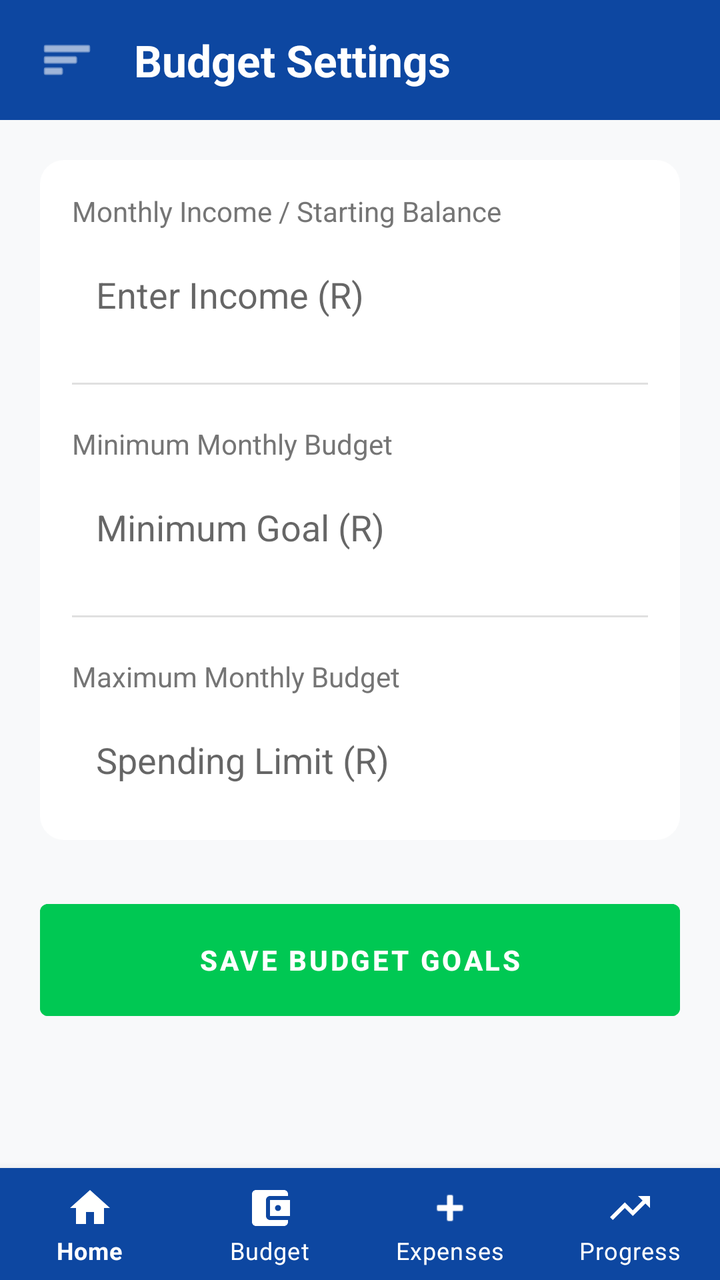
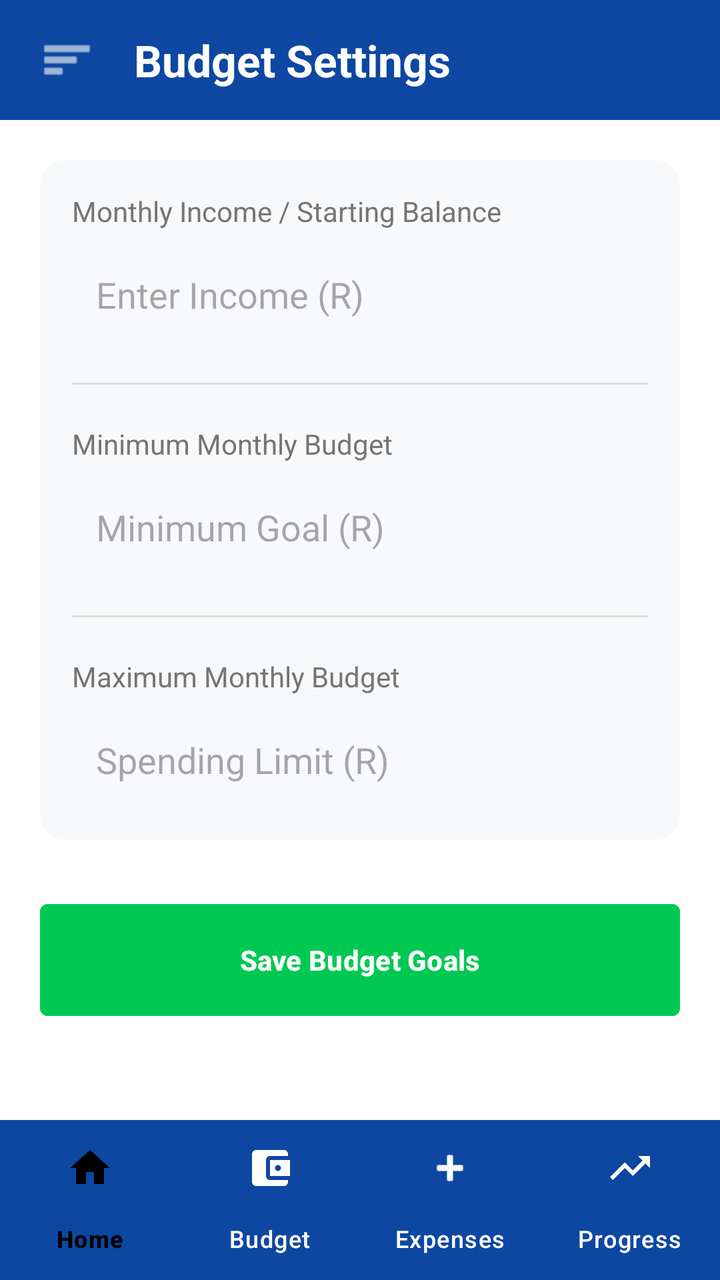

Compare the two renders of this Android layout. The source of the first and the diff that turns it into the second are given below.
<!-- AndroidManifest.xml: application theme Theme.Navigation -->
<!-- res/layout/activity_budget.xml -->
<?xml version="1.0" encoding="utf-8"?>
<androidx.drawerlayout.widget.DrawerLayout xmlns:android="http://schemas.android.com/apk/res/android"
    xmlns:app="http://schemas.android.com/apk/res-auto"
    xmlns:tools="http://schemas.android.com/tools"
    android:id="@+id/drawer_layout"
    android:layout_width="match_parent"
    android:layout_height="match_parent"
    tools:context=".BudgetActivity">

    <LinearLayout
        android:id="@+id/main"
        android:layout_width="match_parent"
        android:layout_height="match_parent"
        android:orientation="vertical"
        android:background="@color/background_gray">

        
        <LinearLayout
            android:layout_width="match_parent"
            android:layout_height="60dp"
            android:orientation="horizontal"
            android:background="@color/primary_blue"
            android:gravity="center_vertical"
            android:paddingHorizontal="16dp">

            <ImageView
                android:id="@+id/btn_menu"
                android:layout_width="35dp"
                android:layout_height="35dp"
                android:src="@android:drawable/ic_menu_sort_by_size"
                app:tint="@color/white"
                android:layout_marginEnd="16dp"
                android:contentDescription="@string/desc_menu"
                android:padding="4dp"
                android:background="?attr/selectableItemBackgroundBorderless"/>

            <TextView
                android:layout_width="0dp"
                android:layout_weight="1"
                android:layout_height="wrap_content"
                android:text="@string/title_budget"
                android:textColor="@color/white"
                android:textSize="22sp"
                android:textStyle="bold" />

        </LinearLayout>

        <ScrollView
            android:layout_width="match_parent"
            android:layout_height="0dp"
            android:layout_weight="1">

            <LinearLayout
                android:layout_width="match_parent"
                android:layout_height="wrap_content"
                android:orientation="vertical"
                android:padding="20dp">

                
                <LinearLayout
                    android:layout_width="match_parent"
                    android:layout_height="wrap_content"
                    android:orientation="vertical"
                    android:padding="16dp"
                    android:background="@drawable/rounded_surface"
                    android:layout_marginBottom="32dp">

                    
                    <TextView
                        android:text="@string/label_monthly_income"
                        android:textColor="@color/text_secondary"
                        android:textSize="14sp"
                        android:layout_width="wrap_content"
                        android:layout_height="wrap_content"
                        android:layout_marginBottom="8dp"/>
                    <EditText
                        android:id="@+id/etPocket"
                        android:layout_width="match_parent"
                        android:layout_height="wrap_content"
                        android:hint="@string/hint_income"
                        android:inputType="numberDecimal"
                        android:background="@color/surface_light"
                        android:padding="12dp"
                        android:autofillHints="none" />

                    <View
                        android:layout_width="match_parent"
                        android:layout_height="1dp"
                        android:background="@color/gray_light"
                        android:layout_marginVertical="20dp"/>

                    
                    <TextView
                        android:text="@string/label_min_budget"
                        android:textColor="@color/text_secondary"
                        android:textSize="14sp"
                        android:layout_width="wrap_content"
                        android:layout_height="wrap_content"
                        android:layout_marginBottom="8dp"/>
                    <EditText
                        android:id="@+id/etMinBudget"
                        android:layout_width="match_parent"
                        android:layout_height="wrap_content"
                        android:hint="@string/hint_min_goal"
                        android:inputType="numberDecimal"
                        android:background="@color/surface_light"
                        android:padding="12dp"
                        android:autofillHints="none" />

                    <View
                        android:layout_width="match_parent"
                        android:layout_height="1dp"
                        android:background="@color/gray_light"
                        android:layout_marginVertical="20dp"/>

                    
                    <TextView
                        android:text="@string/label_max_budget"
                        android:textColor="@color/text_secondary"
                        android:textSize="14sp"
                        android:layout_width="wrap_content"
                        android:layout_height="wrap_content"
                        android:layout_marginBottom="8dp"/>
                    <EditText
                        android:id="@+id/etMaxBudget"
                        android:layout_width="match_parent"
                        android:layout_height="wrap_content"
                        android:hint="@string/hint_spending_limit"
                        android:inputType="numberDecimal"
                        android:background="@color/surface_light"
                        android:padding="12dp"
                        android:autofillHints="none" />
                </LinearLayout>

                
                <Button
                    android:id="@+id/btnSaveBudget"
                    android:layout_width="match_parent"
                    android:layout_height="56dp"
                    android:text="@string/btn_save_budget"
                    android:textColor="@color/white"
                    android:backgroundTint="@color/secondary_green"
                    android:insetTop="0dp"
                    android:insetBottom="0dp"
                    app:cornerRadius="4dp"
                    android:textStyle="bold"
                    android:elevation="4dp"/>

            </LinearLayout>
        </ScrollView>

        
        <com.google.android.material.bottomnavigation.BottomNavigationView
            android:id="@+id/bottom_navigation"
            android:layout_width="match_parent"
            android:layout_height="wrap_content"
            android:background="@color/primary_blue"
            app:menu="@menu/bottom_menu"
            app:labelVisibilityMode="labeled"
            app:itemTextColor="@color/white"
            app:itemIconTint="@color/white"/>

    </LinearLayout>

    
    <com.google.android.material.navigation.NavigationView
        android:id="@+id/nav_view"
        android:layout_width="wrap_content"
        android:layout_height="match_parent"
        android:layout_gravity="start"
        app:headerLayout="@layout/nav_header"
        app:menu="@menu/drawer_menu" />

</androidx.drawerlayout.widget.DrawerLayout>
<!-- res/layout/nav_header.xml (included above) -->
<?xml version="1.0" encoding="utf-8"?>
<LinearLayout xmlns:android="http://schemas.android.com/apk/res/android"
    xmlns:app="http://schemas.android.com/apk/res-auto"
    android:layout_width="match_parent"
    android:layout_height="176dp"
    android:background="@color/primary_blue"
    android:gravity="bottom"
    android:orientation="vertical"
    android:padding="16dp"
    android:theme="@style/ThemeOverlay.AppCompat.Dark">

    
    <com.google.android.material.imageview.ShapeableImageView
        android:id="@+id/nav_header_image"
        android:layout_width="70dp"
        android:layout_height="70dp"
        android:scaleType="centerCrop"
        app:shapeAppearanceOverlay="@style/CircleImage"
        app:strokeColor="@color/white"
        app:strokeWidth="2dp"
        android:src="@drawable/pennywise5"
        />

    
    <TextView
        android:id="@+id/nav_header_name"
        android:layout_width="match_parent"
        android:layout_height="wrap_content"
        android:paddingTop="8dp"
        android:text="@string/placeholder_user_name"
        android:textStyle="bold"
        android:textAppearance="@style/TextAppearance.AppCompat.Body1" />


</LinearLayout>
<!-- resources referenced by this layout -->
<resources>
  <color name="background_gray">#F8F9FA</color>
  <color name="gray_light">#E0E0E0</color>
  <color name="primary_blue">#0D47A1</color>
  <color name="secondary_green">#00C853</color>
  <color name="surface_light">#FFFFFF</color>
  <color name="text_secondary">#757575</color>
  <color name="white">#FFFFFFFF</color>
  <!-- drawable pennywise5: png bitmap (drawable, 107052 bytes) -->
  <!-- drawable rounded_surface (drawable) -->
  <?xml version="1.0" encoding="utf-8"?>
  <shape xmlns:android="http://schemas.android.com/apk/res/android">
      <solid android:color="@color/surface_light"/>
      <corners android:radius="12dp"/>
  </shape>
  <string name="btn_save_budget">Save Budget Goals</string>
  <string name="desc_menu">Menu</string>
  <string name="hint_income">Enter Income (R)</string>
  <string name="hint_min_goal">Minimum Goal (R)</string>
  <string name="hint_spending_limit">Spending Limit (R)</string>
  <string name="label_max_budget">Maximum Monthly Budget</string>
  <string name="label_min_budget">Minimum Monthly Budget</string>
  <string name="label_monthly_income">Monthly Income / Starting Balance</string>
  <string name="placeholder_user_name">User Name</string>
  <string name="title_budget">Budget Settings</string>
  <style name="CircleImage" parent="">
          <item name="cornerSize">50%</item>
      </style>
  <style name="Theme.Navigation" parent="Theme.MaterialComponents.DayNight.NoActionBar">
          
          <item name="colorPrimary">@color/primary_blue</item>
          <item name="colorPrimaryVariant">@color/primary_blue_dark</item>
          <item name="colorOnPrimary">@color/white</item>
          
          <item name="colorSecondary">@color/secondary_green</item>
          <item name="colorSecondaryVariant">@color/secondary_green</item>
          <item name="colorOnSecondary">@color/white</item>
  
          
          <item name="android:windowBackground">@color/background_gray</item>
          <item name="colorSurface">@color/white</item>
          <item name="colorOnSurface">@color/text_primary</item>
          <item name="android:textColorPrimary">@color/text_primary</item>
          <item name="android:textColorSecondary">@color/text_secondary</item>
  
          
          <item name="android:statusBarColor">@android:color/transparent</item>
          <item name="android:navigationBarColor">@android:color/transparent</item>
          <item name="android:windowTranslucentStatus">false</item>
          <item name="android:windowTranslucentNavigation">false</item>
          <item name="android:windowDrawsSystemBarBackgrounds">true</item>
      </style>
  <color name="primary_blue_dark">#002171</color>
  <color name="text_primary">#212121</color>
</resources>

<!-- the commit's change to res/layout/activity_budget.xml (unified diff, before → after) -->
@@ -12,7 +12,7 @@
         android:layout_width="match_parent"
         android:layout_height="match_parent"
         android:orientation="vertical"
-        android:background="@color/background_gray">
+        android:background="@color/surface_light">
 
         
         <LinearLayout
@@ -57,80 +57,94 @@
                 android:padding="20dp">
 
                 
-                <LinearLayout
+                <com.google.android.material.card.MaterialCardView
                     android:layout_width="match_parent"
                     android:layout_height="wrap_content"
-                    android:orientation="vertical"
-                    android:padding="16dp"
-                    android:background="@drawable/rounded_surface"
+                    app:cardCornerRadius="12dp"
+                    app:cardElevation="0dp"
+                    app:strokeWidth="0dp"
+                    app:cardBackgroundColor="@color/background_gray"
                     android:layout_marginBottom="32dp">
 
-                    
-                    <TextView
-                        android:text="@string/label_monthly_income"
-                        android:textColor="@color/text_secondary"
-                        android:textSize="14sp"
-                        android:layout_width="wrap_content"
-                        android:layout_height="wrap_content"
-                        android:layout_marginBottom="8dp"/>
-                    <EditText
-                        android:id="@+id/etPocket"
+                    <LinearLayout
                         android:layout_width="match_parent"
                         android:layout_height="wrap_content"
-                        android:hint="@string/hint_income"
-                        android:inputType="numberDecimal"
-                        android:background="@color/surface_light"
-                        android:padding="12dp"
-                        android:autofillHints="none" />
-
-                    <View
-                        android:layout_width="match_parent"
-                        android:layout_height="1dp"
-                        android:background="@color/gray_light"
-                        android:layout_marginVertical="20dp"/>
-
-                    
-                    <TextView
-                        android:text="@string/label_min_budget"
-                        android:textColor="@color/text_secondary"
-                        android:textSize="14sp"
-                        android:layout_width="wrap_content"
-                        android:layout_height="wrap_content"
-                        android:layout_marginBottom="8dp"/>
-                    <EditText
-                        android:id="@+id/etMinBudget"
-                        android:layout_width="match_parent"
-                        android:layout_height="wrap_content"
-                        android:hint="@string/hint_min_goal"
-                        android:inputType="numberDecimal"
-                        android:background="@color/surface_light"
-                        android:padding="12dp"
-                        android:autofillHints="none" />
-
-                    <View
-                        android:layout_width="match_parent"
-                        android:layout_height="1dp"
-                        android:background="@color/gray_light"
-                        android:layout_marginVertical="20dp"/>
-
-                    
-                    <TextView
-                        android:text="@string/label_max_budget"
-                        android:textColor="@color/text_secondary"
-                        android:textSize="14sp"
-                        android:layout_width="wrap_content"
-                        android:layout_height="wrap_content"
-                        android:layout_marginBottom="8dp"/>
-                    <EditText
-                        android:id="@+id/etMaxBudget"
-                        android:layout_width="match_parent"
-                        android:layout_height="wrap_content"
-                        android:hint="@string/hint_spending_limit"
-                        android:inputType="numberDecimal"
-                        android:background="@color/surface_light"
-                        android:padding="12dp"
-                        android:autofillHints="none" />
-                </LinearLayout>
+                        android:orientation="vertical"
+                        android:padding="16dp">
+
+                        
+                        <TextView
+                            android:text="@string/label_monthly_income"
+                            android:textColor="@color/text_secondary"
+                            android:textSize="14sp"
+                            android:layout_width="match_parent"
+                            android:layout_height="wrap_content"
+                            android:maxLines="2"
+                            android:ellipsize="end"
+                            android:layout_marginBottom="8dp"/>
+                        <EditText
+                            android:id="@+id/etPocket"
+                            android:layout_width="match_parent"
+                            android:layout_height="wrap_content"
+                            android:hint="@string/hint_income"
+                            android:inputType="numberDecimal"
+                            android:background="@android:color/transparent"
+                            android:padding="12dp"
+                            android:autofillHints="none" />
+
+                        <View
+                            android:layout_width="match_parent"
+                            android:layout_height="1dp"
+                            android:background="@color/gray_light"
+                            android:layout_marginVertical="20dp"/>
+
+                        
+                        <TextView
+                            android:text="@string/label_min_budget"
+                            android:textColor="@color/text_secondary"
+                            android:textSize="14sp"
+                            android:layout_width="match_parent"
+                            android:layout_height="wrap_content"
+                            android:maxLines="2"
+                            android:ellipsize="end"
+                            android:layout_marginBottom="8dp"/>
+                        <EditText
+                            android:id="@+id/etMinBudget"
+                            android:layout_width="match_parent"
+                            android:layout_height="wrap_content"
+                            android:hint="@string/hint_min_goal"
+                            android:inputType="numberDecimal"
+                            android:background="@android:color/transparent"
+                            android:padding="12dp"
+                            android:autofillHints="none" />
+
+                        <View
+                            android:layout_width="match_parent"
+                            android:layout_height="1dp"
+                            android:background="@color/gray_light"
+                            android:layout_marginVertical="20dp"/>
+
+                        
+                        <TextView
+                            android:text="@string/label_max_budget"
+                            android:textColor="@color/text_secondary"
+                            android:textSize="14sp"
+                            android:layout_width="match_parent"
+                            android:layout_height="wrap_content"
+                            android:maxLines="2"
+                            android:ellipsize="end"
+                            android:layout_marginBottom="8dp"/>
+                        <EditText
+                            android:id="@+id/etMaxBudget"
+                            android:layout_width="match_parent"
+                            android:layout_height="wrap_content"
+                            android:hint="@string/hint_spending_limit"
+                            android:inputType="numberDecimal"
+                            android:background="@android:color/transparent"
+                            android:padding="12dp"
+                            android:autofillHints="none" />
+                    </LinearLayout>
+                </com.google.android.material.card.MaterialCardView>
 
                 
                 <Button
@@ -144,7 +158,7 @@
                     android:insetBottom="0dp"
                     app:cornerRadius="4dp"
                     android:textStyle="bold"
-                    android:elevation="4dp"/>
+                    android:elevation="0dp"/>
 
             </LinearLayout>
         </ScrollView>
@@ -157,8 +171,8 @@
             android:background="@color/primary_blue"
             app:menu="@menu/bottom_menu"
             app:labelVisibilityMode="labeled"
-            app:itemTextColor="@color/white"
-            app:itemIconTint="@color/white"/>
+            app:itemTextColor="@color/nav_item_color"
+            app:itemIconTint="@color/nav_item_color"/>
 
     </LinearLayout>
 
@@ -204,6 +218,7 @@
         android:paddingTop="8dp"
         android:text="@string/placeholder_user_name"
         android:textStyle="bold"
+        android:textColor="@color/white"
         android:textAppearance="@style/TextAppearance.AppCompat.Body1" />
 
 
<!-- resource entries referenced after the edit -->
@@ -8,12 +8,6 @@
   <color name="text_secondary">#757575</color>
   <color name="white">#FFFFFFFF</color>
   <!-- drawable pennywise5: png bitmap (drawable, 107052 bytes) -->
-  <!-- drawable rounded_surface (drawable) -->
-  <?xml version="1.0" encoding="utf-8"?>
-  <shape xmlns:android="http://schemas.android.com/apk/res/android">
-      <solid android:color="@color/surface_light"/>
-      <corners android:radius="12dp"/>
-  </shape>
   <string name="btn_save_budget">Save Budget Goals</string>
   <string name="desc_menu">Menu</string>
   <string name="hint_income">Enter Income (R)</string>
@@ -27,14 +21,12 @@
   <style name="CircleImage" parent="">
           <item name="cornerSize">50%</item>
       </style>
-  <style name="Theme.Navigation" parent="Theme.MaterialComponents.DayNight.NoActionBar">
+  <style name="Theme.Navigation" parent="Theme.Material3.DayNight.NoActionBar">
           
           <item name="colorPrimary">@color/primary_blue</item>
-          <item name="colorPrimaryVariant">@color/primary_blue_dark</item>
           <item name="colorOnPrimary">@color/white</item>
           
           <item name="colorSecondary">@color/secondary_green</item>
-          <item name="colorSecondaryVariant">@color/secondary_green</item>
           <item name="colorOnSecondary">@color/white</item>
   
           
@@ -50,8 +42,16 @@
           <item name="android:windowTranslucentStatus">false</item>
           <item name="android:windowTranslucentNavigation">false</item>
           <item name="android:windowDrawsSystemBarBackgrounds">true</item>
+  
+          
+          <item name="bottomNavigationStyle">@style/Widget.App.BottomNavigationView</item>
       </style>
-  <color name="primary_blue_dark">#002171</color>
   <color name="text_primary">#212121</color>
+  <style name="Widget.App.BottomNavigationView" parent="Widget.Material3.BottomNavigationView">
+          <item name="itemActiveIndicatorStyle">@style/App.Custom.Indicator</item>
+      </style>
+  <style name="App.Custom.Indicator" parent="Widget.Material3.BottomNavigationView.ActiveIndicator">
+          <item name="android:color">@color/primary_blue</item>
+      </style>
 </resources>
 
